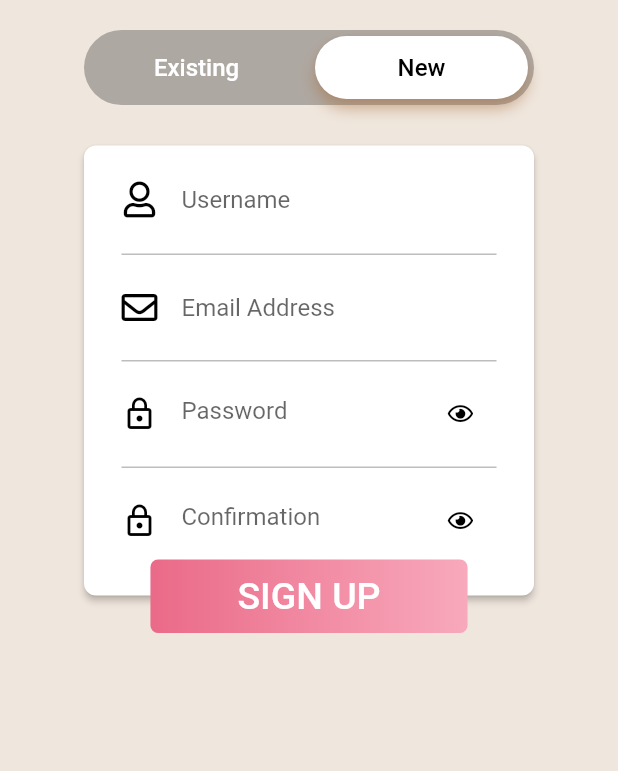
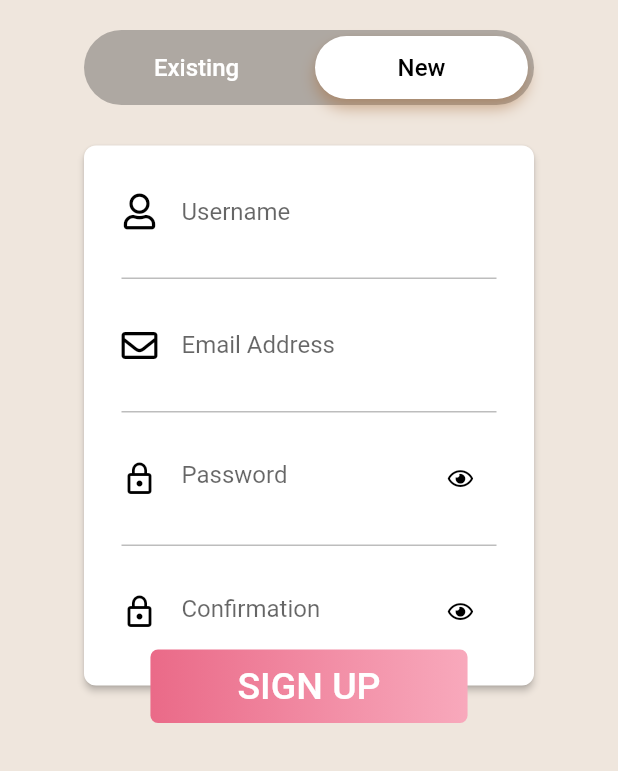
Before and after one commit to shagun25/SheHeroes, a Flutter app: the screen it shows after launch, swiped to page 2, on a phone screen of 412 x 824 dp, the part 465-1236 px from its top. Run offline on Flutter 3.47's test engine with Material 2 defaults, Android fonts, the phone set to English and light mode, and no system bars; drawn by our look-alikes of avatar_glow; our stand-ins replace animated_text_kit, assets_audio_player, camera, fancy_bottom_navigation, firebase_auth, firebase_core and 15 more; missing offline and left inert: align_positioned, animated_widgets, blobs, circle_list, esys_flutter_share, flash_animation and 8 more; accounts and stored records are empty; Roboto replaces fonts that are missing (Canterbury, WorkSansBold, WorkSansSemiBold); project files that could hold a hidden picture were left out.

```diff
--- a/lib/pages/login_page.dart
+++ b/lib/pages/login_page.dart
@@ -496,12 +496,12 @@ class _LoginPageState extends State<LoginPage>
                 child: SingleChildScrollView(
                   child: Container(
                     width: 300.0,
-                      height: 300.0,
+                    height: 360.0,
                     child: Column(
                       children: <Widget>[
                         Padding(
                           padding: EdgeInsets.only(
-                                top: 12.0, bottom: 12.0, left: 25.0, right: 25.0),
+                              top: 20.0, bottom: 20.0, left: 25.0, right: 25.0),
                           child: TextField(
                             focusNode: myFocusNodeName,
                             controller: signupNameController,
@@ -531,7 +531,7 @@ class _LoginPageState extends State<LoginPage>
                         ),
                         Padding(
                           padding: EdgeInsets.only(
-                                top: 11.0, bottom: 11.0, left: 25.0, right: 25.0),
+                              top: 20.0, bottom: 20.0, left: 25.0, right: 25.0),
                           child: TextField(
                             focusNode: myFocusNodeEmail,
                             controller: signupEmailController,
@@ -560,7 +560,7 @@ class _LoginPageState extends State<LoginPage>
                         ),
                         Padding(
                           padding: EdgeInsets.only(
-                                top: 11.0, bottom: 11.0, left: 25.0, right: 25.0),
+                              top: 20.0, bottom: 20.0, left: 25.0, right: 25.0),
                           child: TextField(
                             focusNode: myFocusNodePassword,
                             controller: signupPasswordController,
@@ -599,7 +599,7 @@ class _LoginPageState extends State<LoginPage>
                         ),
                         Padding(
                           padding: EdgeInsets.only(
-                                top: 11.0, bottom: 11.0, left: 25.0, right: 25.0),
+                              top: 20.0, bottom: 20.0, left: 25.0, right: 25.0),
                           child: TextField(
                             controller: signupConfirmPasswordController,
                             obscureText: _obscureTextSignupConfirm,
@@ -636,7 +636,7 @@ class _LoginPageState extends State<LoginPage>
                 ),
               ),
               Container(
-                  margin: EdgeInsets.only(top: 280.0),
+                margin: EdgeInsets.only(top: 340.0),
                 decoration: BoxDecoration(
                     borderRadius: BorderRadius.all(Radius.circular(5.0)),
                     boxShadow: <BoxShadow>[
@@ -679,8 +679,7 @@ class _LoginPageState extends State<LoginPage>
           ),
         ],
       ),
-      )
-    ;
+    );
   }
 
   void _onSignInButtonPress() {
```
Lines whose indentation alone changed are shown as unchanged.
